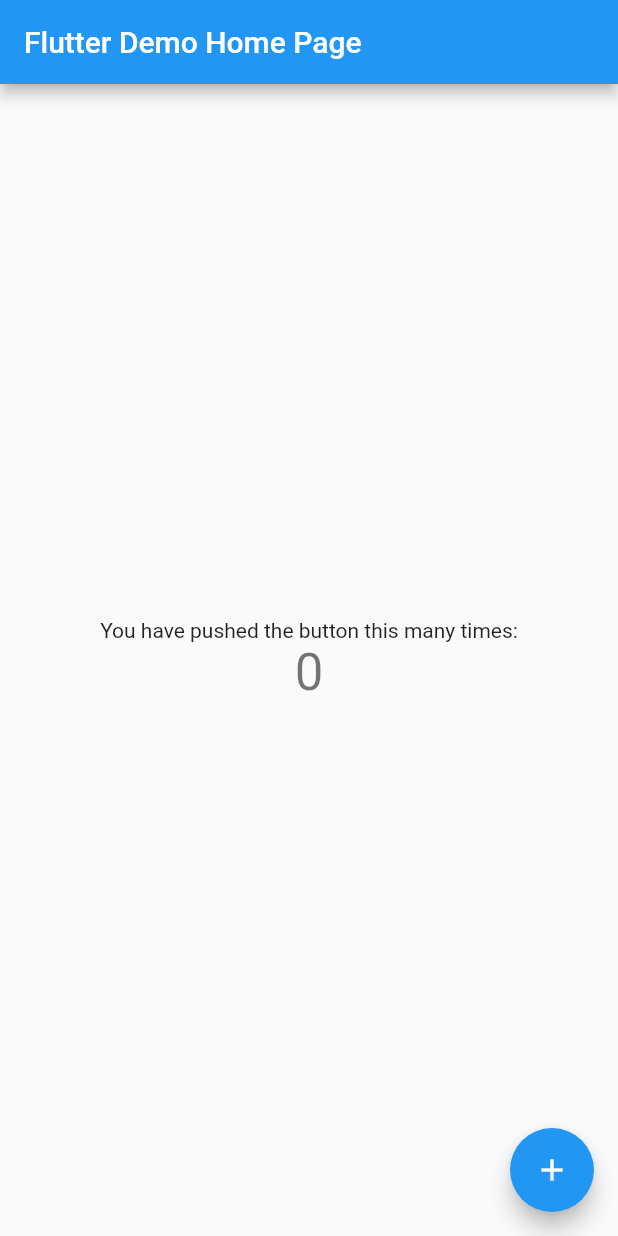
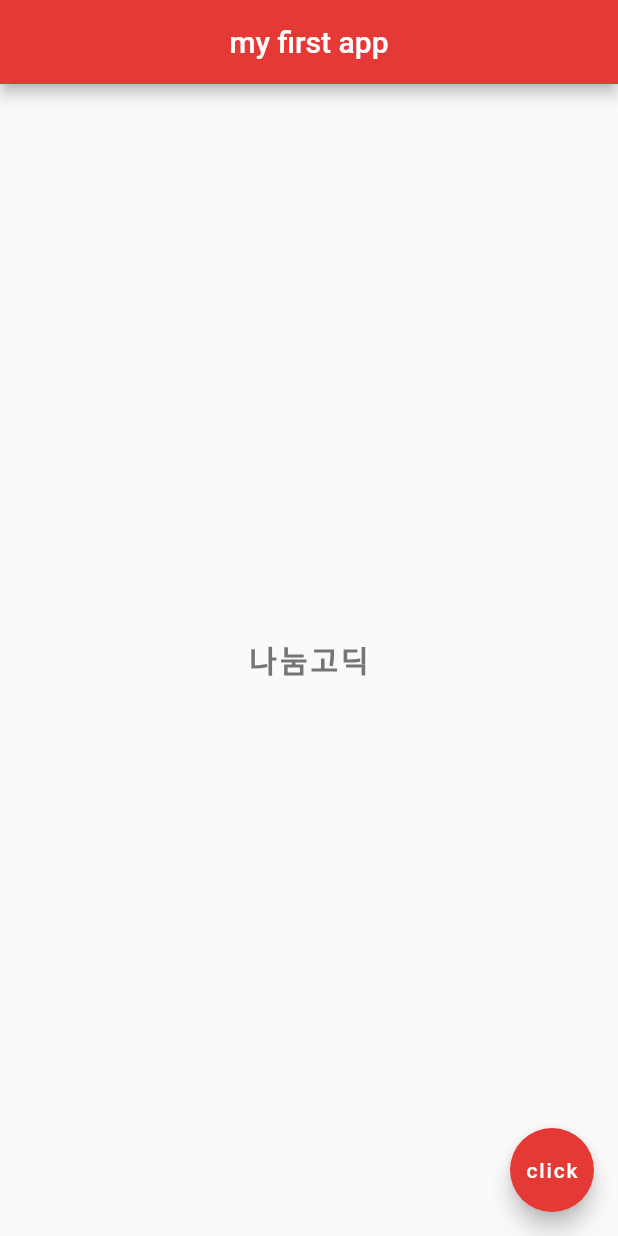
Before and after one commit to DylanMsK/Flutter-Tutorial, a Flutter app: the screen it shows after launch, on a phone screen of 412 x 824 dp. Run offline on Flutter 3.47's test engine with Material 2 defaults, Android fonts, the phone set to English and light mode, and no system bars; Roboto replaces fonts that are missing (NanumGothic).

Commit message:
practice Text Widget

```diff
--- a/lib/main.dart
+++ b/lib/main.dart
@@ -1,117 +1,35 @@
 import 'package:flutter/material.dart';
 
-void main() {
-  runApp(MyApp());
-}
+void main() => runApp(MaterialApp(
+      home: Home(),
+    ));
 
-class MyApp extends StatelessWidget {
-  // This widget is the root of your application.
+class Home extends StatelessWidget {
   @override
   Widget build(BuildContext context) {
-    return MaterialApp(
-      title: 'Flutter Demo',
-      theme: ThemeData(
-        // This is the theme of your application.
-        //
-        // Try running your application with "flutter run". You'll see the
-        // application has a blue toolbar. Then, without quitting the app, try
-        // changing the primarySwatch below to Colors.green and then invoke
-        // "hot reload" (press "r" in the console where you ran "flutter run",
-        // or simply save your changes to "hot reload" in a Flutter IDE).
-        // Notice that the counter didn't reset back to zero; the application
-        // is not restarted.
-        primarySwatch: Colors.blue,
-        // This makes the visual density adapt to the platform that you run
-        // the app on. For desktop platforms, the controls will be smaller and
-        // closer together (more dense) than on mobile platforms.
-        visualDensity: VisualDensity.adaptivePlatformDensity,
+    return Scaffold(
+      appBar: AppBar(
+        title: Text("my first app"),
+        centerTitle: true,
+        backgroundColor: Colors.red[600],
       ),
-      home: MyHomePage(title: 'Flutter Demo Home Page'),
+      body: Center(
+        child: Text(
+          "나눔고딕",
+          style: TextStyle(
+            fontSize: 20,
+            fontWeight: FontWeight.bold,
+            letterSpacing: 2.0,
+            color: Colors.grey[600],
+            fontFamily: "NanumGothic",
+          ),
+        ),
+      ),
+      floatingActionButton: FloatingActionButton(
+        onPressed: () {},
+        child: Text("click"),
+        backgroundColor: Colors.red[600],
+      ),
     );
   }
 }
-
-class MyHomePage extends StatefulWidget {
-  MyHomePage({Key key, this.title}) : super(key: key);
-
-  // This widget is the home page of your application. It is stateful, meaning
-  // that it has a State object (defined below) that contains fields that affect
-  // how it looks.
-
-  // This class is the configuration for the state. It holds the values (in this
-  // case the title) provided by the parent (in this case the App widget) and
-  // used by the build method of the State. Fields in a Widget subclass are
-  // always marked "final".
-
-  final String title;
-
-  @override
-  _MyHomePageState createState() => _MyHomePageState();
-}
-
-class _MyHomePageState extends State<MyHomePage> {
-  int _counter = 0;
-
-  void _incrementCounter() {
-    setState(() {
-      // This call to setState tells the Flutter framework that something has
-      // changed in this State, which causes it to rerun the build method below
-      // so that the display can reflect the updated values. If we changed
-      // _counter without calling setState(), then the build method would not be
-      // called again, and so nothing would appear to happen.
-      _counter++;
-    });
-  }
-
-  @override
-  Widget build(BuildContext context) {
-    // This method is rerun every time setState is called, for instance as done
-    // by the _incrementCounter method above.
-    //
-    // The Flutter framework has been optimized to make rerunning build methods
-    // fast, so that you can just rebuild anything that needs updating rather
-    // than having to individually change instances of widgets.
-    return Scaffold(
-      appBar: AppBar(
-        // Here we take the value from the MyHomePage object that was created by
-        // the App.build method, and use it to set our appbar title.
-        title: Text(widget.title),
-      ),
-      body: Center(
-        // Center is a layout widget. It takes a single child and positions it
-        // in the middle of the parent.
-        child: Column(
-          // Column is also a layout widget. It takes a list of children and
-          // arranges them vertically. By default, it sizes itself to fit its
-          // children horizontally, and tries to be as tall as its parent.
-          //
-          // Invoke "debug painting" (press "p" in the console, choose the
-          // "Toggle Debug Paint" action from the Flutter Inspector in Android
-          // Studio, or the "Toggle Debug Paint" command in Visual Studio Code)
-          // to see the wireframe for each widget.
-          //
-          // Column has various properties to control how it sizes itself and
-          // how it positions its children. Here we use mainAxisAlignment to
-          // center the children vertically; the main axis here is the vertical
-          // axis because Columns are vertical (the cross axis would be
-          // horizontal).
-          mainAxisAlignment: MainAxisAlignment.center,
-          children: <Widget>[
-            Text(
-              'You have pushed the button this many times:',
-            ),
-            Text(
-              '$_counter',
-              style: Theme.of(context).textTheme.headline4,
-            ),
-          ],
-        ),
-      ),
-      floatingActionButton: FloatingActionButton(
-        onPressed: _incrementCounter,
-        tooltip: 'Increment',
-        child: Icon(Icons.add),
-      ), // This trailing comma makes auto-formatting nicer for build methods.
-    );
-  }
-}
```
Also changed, not shown: pubspec.yaml (+6 -11 lines), 3 other files.
